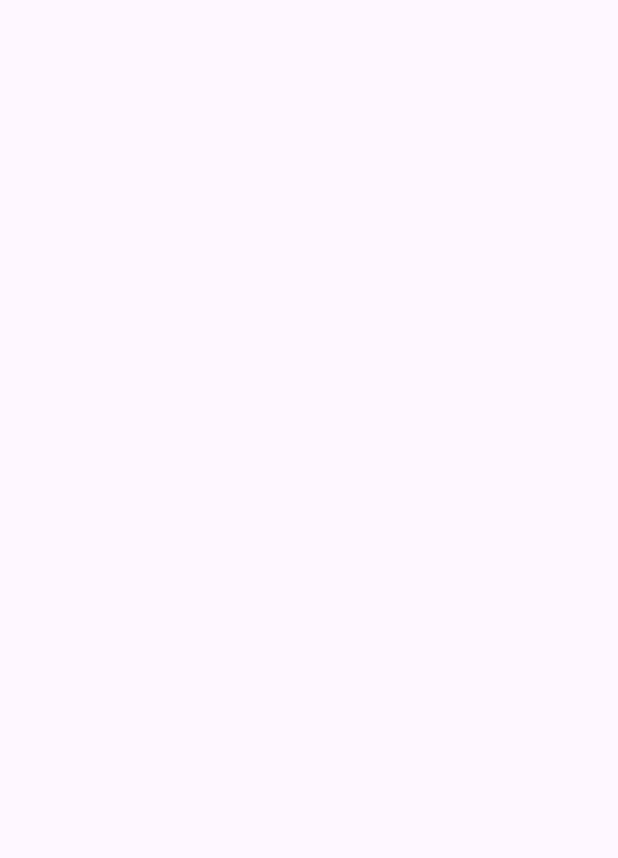
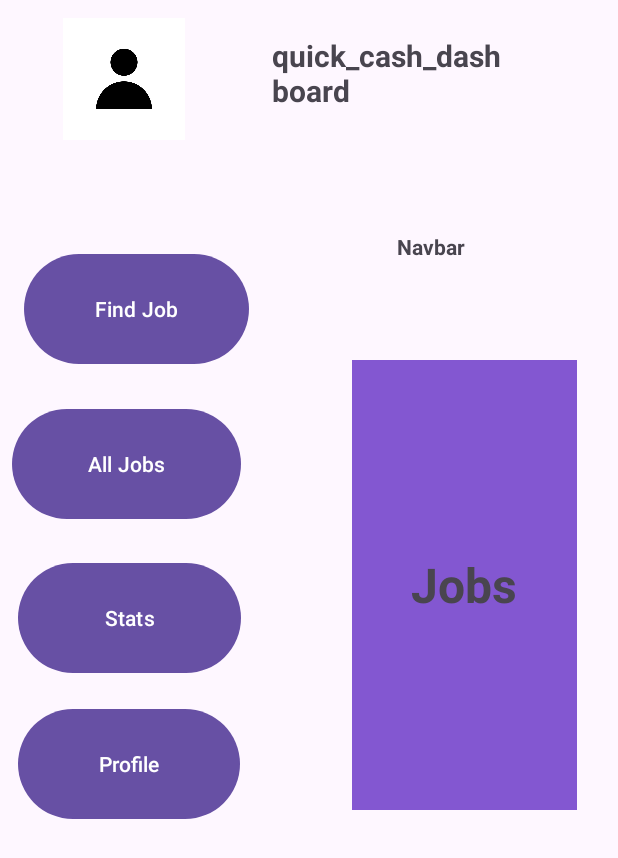
Before and after one commit to KrutikChaudhary/Android-Quick-Cash, an Android app: the Dashboard_User screen opened directly, with no data from a screen before it, on a phone screen of 412 x 824 dp. Before the commit the part shown is empty. Shown: the top 858 px of the screen. Run offline under Robolectric (Android 15) with nearby library versions, the phone set to English and light mode, and no system bars.

Commit message:
made the initial user dashboard layout

```diff
--- /dev/null
+++ b/app/src/main/res/drawable/box.xml
@@ -0,0 +1,12 @@
+<?xml version="1.0" encoding="utf-8"?>
+<selector xmlns:android="http://schemas.android.com/apk/res/android">
+    <item>
+        <shape android:shape="rectangle">
+            <solid android:color="#8357D1"/>
+            <size android:height="300dp"
+                android:width="150dp"/>
+
+        </shape>
+
+    </item>
+</selector>
--- a/app/src/main/res/layout/activity_dashboard_user.xml
+++ b/app/src/main/res/layout/activity_dashboard_user.xml
@@ -6,4 +6,119 @@
     android:layout_height="match_parent"
     tools:context=".Dashboard_User">
 
+    <ImageView
+        android:id="@+id/myImage"
+        android:layout_width="0dp"
+        android:layout_height="0dp"
+        android:layout_marginStart="6dp"
+        android:layout_marginTop="12dp"
+        android:layout_marginEnd="22dp"
+        android:layout_marginBottom="72dp"
+        android:contentDescription="this_is_the_profile_picture_image_which_will_later_be_updated_for_every_user"
+        android:src="@drawable/project_profile_photo"
+        app:layout_constraintBottom_toTopOf="@+id/Find_Jobs"
+        app:layout_constraintEnd_toStartOf="@+id/textView2"
+        app:layout_constraintStart_toStartOf="parent"
+        app:layout_constraintTop_toTopOf="parent"
+        tools:ignore="MissingConstraints" />
+
+
+    <TextView
+        android:id="@+id/textView"
+        android:layout_width="wrap_content"
+        android:layout_height="wrap_content"
+        android:layout_marginEnd="27dp"
+        android:layout_marginBottom="284dp"
+        android:background="@drawable/box"
+        android:gravity="center"
+        android:text="Jobs"
+        android:textSize="32sp"
+        android:textStyle="bold"
+        app:layout_constraintBottom_toBottomOf="parent"
+        app:layout_constraintEnd_toEndOf="parent"
+        app:layout_constraintStart_toEndOf="@+id/All_Jobs"
+        app:layout_constraintTop_toBottomOf="@+id/textView2" />
+
+    <TextView
+        android:id="@+id/textView2"
+        android:layout_width="0dp"
+        android:layout_height="0dp"
+        android:layout_marginTop="12dp"
+        android:layout_marginEnd="77dp"
+        android:layout_marginBottom="99dp"
+        android:paddingTop="11dp"
+        android:text="quick_cash_dashboard"
+        android:textSize="20sp"
+        android:textStyle="bold"
+        app:layout_constraintBottom_toTopOf="@+id/textView"
+        app:layout_constraintEnd_toEndOf="parent"
+        app:layout_constraintStart_toEndOf="@+id/myImage"
+        app:layout_constraintTop_toTopOf="parent"
+        tools:ignore="MissingConstraints" />
+
+    <TextView
+        android:id="@+id/textView3"
+        android:layout_width="211dp"
+        android:layout_height="0dp"
+        android:layout_marginBottom="635dp"
+        android:gravity="center"
+        android:text="Navbar"
+        android:textStyle="bold"
+        app:layout_constraintBottom_toBottomOf="parent"
+        app:layout_constraintStart_toStartOf="@+id/textView2"
+        app:layout_constraintTop_toBottomOf="@+id/textView2" />
+
+    <Button
+        android:id="@+id/Find_Jobs"
+        android:layout_width="0dp"
+        android:layout_height="0dp"
+        android:layout_marginStart="16dp"
+        android:layout_marginEnd="15dp"
+        android:layout_marginBottom="22dp"
+        android:text="Find Job"
+        app:layout_constraintBottom_toTopOf="@+id/All_Jobs"
+        app:layout_constraintEnd_toStartOf="@+id/textView3"
+        app:layout_constraintStart_toStartOf="parent"
+        app:layout_constraintTop_toBottomOf="@+id/myImage" />
+
+    <Button
+        android:id="@+id/All_Jobs"
+        android:layout_width="0dp"
+        android:layout_height="0dp"
+        android:layout_marginStart="8dp"
+        android:layout_marginEnd="74dp"
+        android:layout_marginBottom="21dp"
+        android:text="All Jobs"
+        app:layout_constraintBottom_toTopOf="@+id/stats"
+        app:layout_constraintEnd_toEndOf="@+id/Find_Jobs"
+        app:layout_constraintEnd_toStartOf="@+id/textView"
+        app:layout_constraintStart_toStartOf="parent"
+        app:layout_constraintTop_toBottomOf="@+id/Find_Jobs" />
+
+    <Button
+        android:id="@+id/stats"
+        android:layout_width="0dp"
+        android:layout_height="0dp"
+        android:layout_marginBottom="16dp"
+        android:text="Stats"
+        app:layout_constraintBottom_toTopOf="@+id/Profile"
+        app:layout_constraintEnd_toEndOf="@+id/All_Jobs"
+        app:layout_constraintStart_toStartOf="@+id/Profile"
+        app:layout_constraintTop_toBottomOf="@+id/All_Jobs" />
+
+    <Button
+        android:id="@+id/Profile"
+        android:layout_width="0dp"
+        android:layout_height="0dp"
+        android:layout_marginStart="6dp"
+        android:layout_marginEnd="6dp"
+        android:layout_marginBottom="274dp"
+        android:text="Profile"
+        app:layout_constraintBottom_toBottomOf="parent"
+        app:layout_constraintEnd_toEndOf="@+id/Find_Jobs"
+        app:layout_constraintStart_toStartOf="@+id/myImage"
+        app:layout_constraintTop_toBottomOf="@+id/stats" />
+
+
+
 </androidx.constraintlayout.widget.ConstraintLayout>
```
Also changed, not shown: app/src/main/res/drawable/project_profile_photo.jpeg (added).
